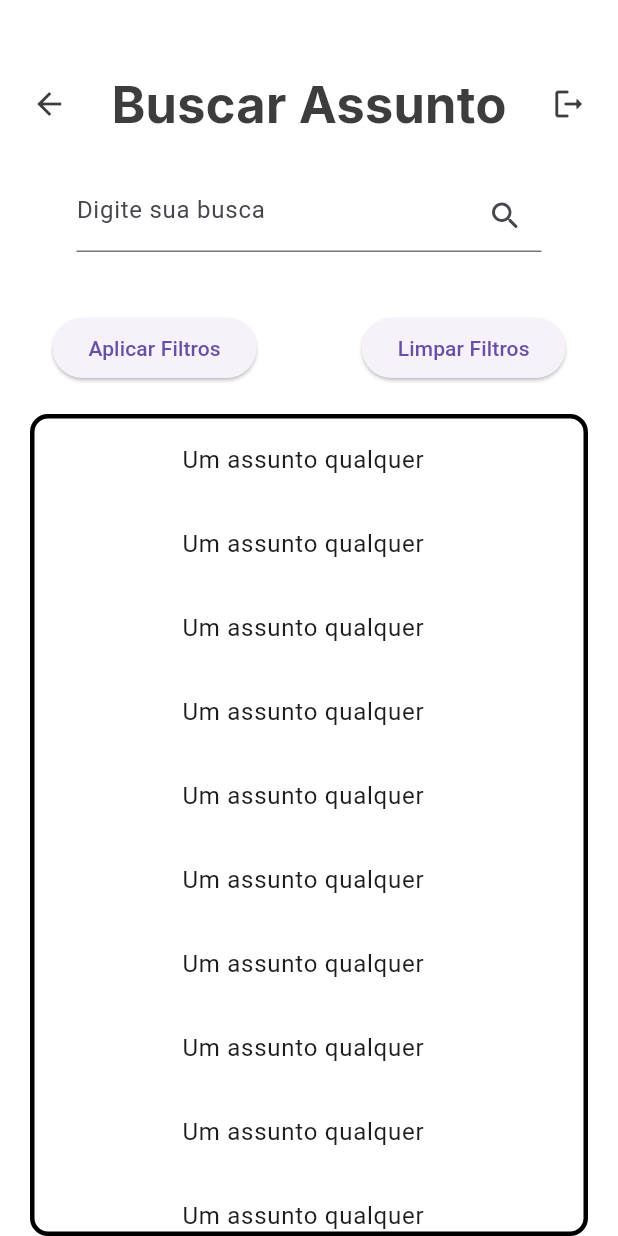
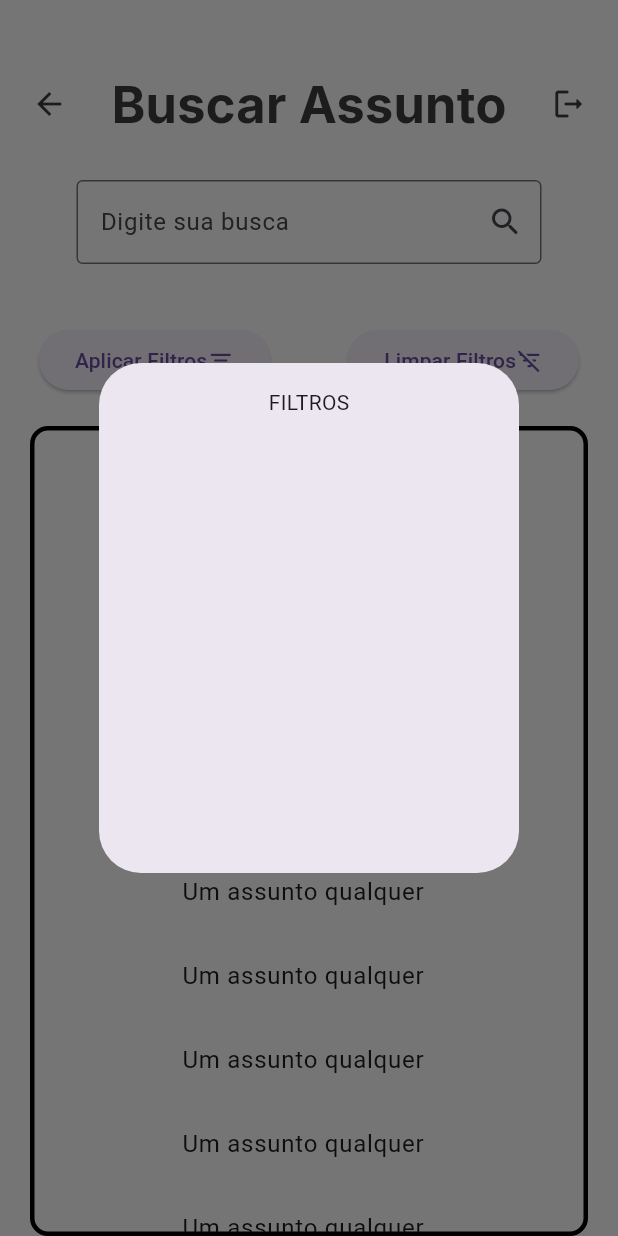
Before and after one commit to paulohp7/fatec_problematicas, a Flutter app: the SearchSubjects screen opened by its route, after a tap on "Aplicar Filtros", on a phone screen of 412 x 824 dp. Run offline on Flutter 3.47's test engine with Material 3 defaults, Android fonts, the phone set to English and light mode, and no system bars.

Commit message:
Botão de filtro com um showDialog e icones, border nos TextFields, mudança de ordem na tela de cadastro

```diff
--- /dev/null
+++ b/lib/utils/filter_dialog.dart
@@ -0,0 +1,21 @@
+// ignore_for_file: prefer_const_constructors, prefer_const_literals_to_create_immutables
+
+import 'package:flutter/material.dart';
+
+class FilterDialog extends StatelessWidget {
+  const FilterDialog({super.key});
+
+  @override
+  Widget build(BuildContext context) {
+    return AlertDialog(
+      content: Container(
+        height: 300,
+        child: Column(
+          children: [
+            Text('FILTROS')
+          ],
+        ),
+      ),
+    );
+  }
+}
--- a/lib/views/newsubject.page.dart
+++ b/lib/views/newsubject.page.dart
@@ -87,7 +87,8 @@ class _MyFormState extends State<MyForm> {
               maxLines: 50,
               minLines: 1,
               decoration: InputDecoration(
-                hintText: 'Escreva a descrição do assunto aqui'
+                hintText: 'Escreva a descrição do assunto aqui',
+                border: OutlineInputBorder()
               ),
               validator: (String? value) {
                 if (value == null || value.isEmpty) {
@@ -107,7 +108,29 @@ class _MyFormState extends State<MyForm> {
               maxLines: 50,
               minLines: 1,
               decoration: InputDecoration(
-                hintText: 'Escreva quais dados serão disponíveis aqui'
+                hintText: 'Escreva quais dados serão disponíveis aqui',
+                border: OutlineInputBorder()
+              ),
+              validator: (String? value) {
+                if (value == null || value.isEmpty) {
+                  return 'Texto em branco!';
+                }
+                return null;
+              },
+            ),
+            SizedBox(height: 20),
+                        Text(
+              style: TextStyle(
+                fontSize: 20
+              ),
+              'Link externo do assunto:'
+            ),
+            TextFormField(
+              maxLines: 2,
+              minLines: 1,
+              decoration: InputDecoration(
+                hintText: 'Cole aqui o link externo',
+                border: OutlineInputBorder()
               ),
               validator: (String? value) {
                 if (value == null || value.isEmpty) {
@@ -132,26 +155,6 @@ class _MyFormState extends State<MyForm> {
               'Área computacional necessária:'
             ),
             ComputationalAreaDropdownButton(),
-            SizedBox(height: 20),
-            Text(
-              style: TextStyle(
-                fontSize: 20
-              ),
-              'Link externo do assunto:'
-            ),
-            TextFormField(
-              maxLines: 2,
-              minLines: 1,
-              decoration: InputDecoration(
-                hintText: 'Cole aqui o link externo'
-              ),
-              validator: (String? value) {
-                if (value == null || value.isEmpty) {
-                  return 'Texto em branco!';
-                }
-                return null;
-              },
-            ),
             SizedBox(height: 20),
             Center(
               child: Container(
--- a/lib/views/searchsubjects.page.dart
+++ b/lib/views/searchsubjects.page.dart
@@ -1,9 +1,19 @@
-// ignore_for_file: prefer_const_constructors
+// ignore_for_file: prefer_const_constructors, prefer_const_literals_to_create_immutables
 
+import 'package:fatec_problematicas/utils/filter_dialog.dart';
 import 'package:flutter/material.dart';
 
 class SearchSubjects extends StatelessWidget {
   const SearchSubjects({super.key});
+
+  Future<void> applyFilter(BuildContext context) {
+    return showDialog<void>(
+      context: context,
+      builder: (context) {
+        return FilterDialog();
+      }
+    );
+  }
 
   @override
   Widget build(BuildContext context) {
@@ -57,6 +67,7 @@ class SearchSubjects extends StatelessWidget {
             child: TextField(
               decoration: InputDecoration(
                 hintText: "Digite sua busca",
+                border: OutlineInputBorder(),
                 suffixIcon: Icon(Icons.search_rounded)
               ),
             ),
@@ -67,14 +78,26 @@ class SearchSubjects extends StatelessWidget {
               Container(
                 padding: EdgeInsets.all(20),
                 child: ElevatedButton(
-                  onPressed: () => {},
-                  child: Text('Aplicar Filtros')),
+                  onPressed: () => applyFilter(context),
+                  child: Row(
+                    mainAxisAlignment: MainAxisAlignment.spaceBetween,
+                    children: [
+                      Text('Aplicar Filtros'),
+                      Icon(Icons.filter_list_rounded)
+                    ],
+                  )),
               ),
               Container(
                 padding: EdgeInsets.all(20),
                 child: ElevatedButton(
                   onPressed: () => {},
-                  child: Text('Limpar Filtros')),
+                  child: Row(
+                    mainAxisAlignment: MainAxisAlignment.spaceBetween,
+                    children: [
+                      Text('Limpar Filtros'),
+                      Icon(Icons.filter_list_off_rounded)
+                    ],
+                  )),
               ),
             ],
           ),
```
